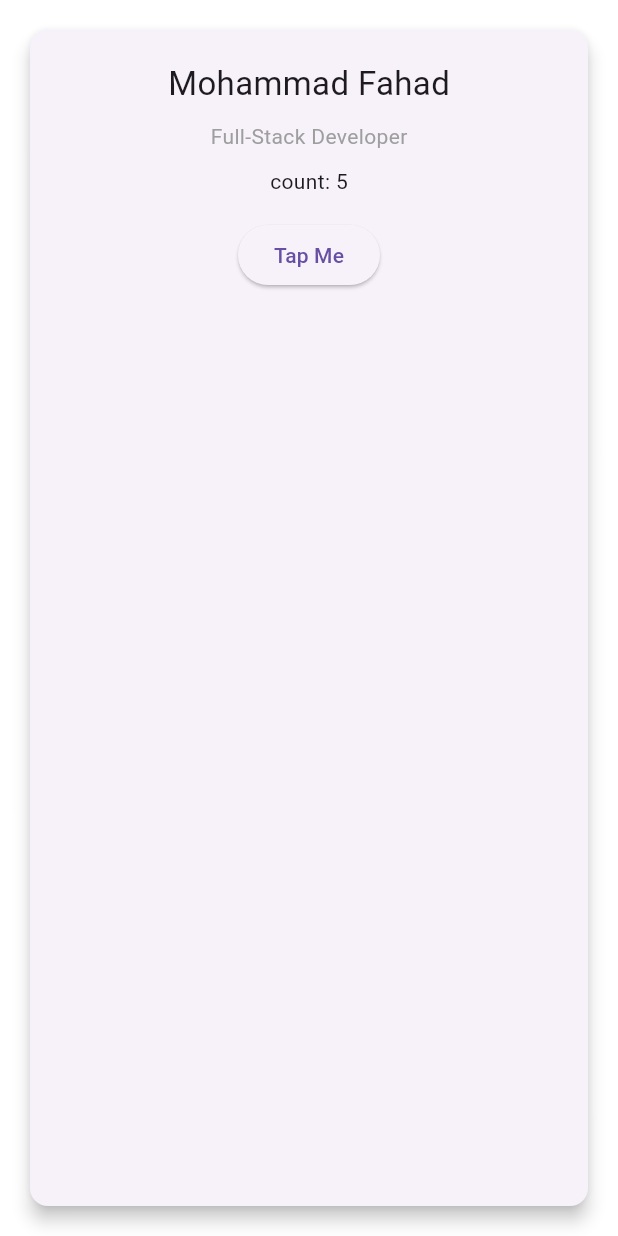
After one commit to SM-Fahad/MyApp_Flutter, a Flutter app: the HomePage screen opened directly, after a tap on "Go to CustomCard Page", on a phone screen of 412 x 824 dp. The commit adds this screen. Run offline on Flutter 3.47's test engine with Material 3 defaults, Android fonts, the phone set to English and light mode, and no system bars; our stand-ins replace fluttertoast, image_picker.

Commit message:
Added Features

```diff
--- /dev/null
+++ b/lib/paramtest.dart
@@ -0,0 +1,50 @@
+import 'package:flutter/material.dart';
+
+class CustomCard extends StatelessWidget {
+  final String title;
+  final String? subtitle;
+  final int count;
+  final Function(String)? onTapmessage;
+
+  const CustomCard({
+    super.key,
+    required this.title,
+    this.subtitle,
+    this.count = 0,
+    this.onTapmessage,
+  });
+
+  @override
+  Widget build(BuildContext context) {
+    return Card(
+      elevation: 5,
+      margin: const EdgeInsets.all(20),
+      child: Padding(
+        padding: const EdgeInsets.all(20),
+        child: Column(
+          mainAxisSize: MainAxisSize.min,
+          children: [
+            Text(title, style: const TextStyle(fontSize: 22)),
+
+            if (subtitle != null) ...[
+              const SizedBox(height: 10),
+              Text(subtitle!, style: const TextStyle(color: Colors.grey)),
+              const SizedBox(height: 10),
+              Text("count: $count"),
+              const SizedBox(height: 15),
+
+              ElevatedButton(
+                onPressed: () {
+                  if (onTapmessage != null) {
+                    onTapmessage!("Button clicked!");
+                  }
+                },
+                child: const Text("Tap Me"),
+              ),
+            ],
+          ],
+        ),
+      ),
+    );
+  }
+}
--- a/lib/rout.dart
+++ b/lib/rout.dart
@@ -1,4 +1,5 @@
 import 'package:flutter/material.dart';
+import 'package:my_app/paramtest.dart';
 
 void main() {
   runApp(MyRoutingApp());
@@ -23,6 +24,10 @@ class MyRoutingApp extends StatelessWidget {
 
 // ---------------- Home Page ----------------
 class HomePage extends StatelessWidget {
+  void handleMessage(String msg) {
+    debugPrint("Callback Received: $msg");
+  }
+
   @override
   Widget build(BuildContext context) {
     return Scaffold(
@@ -31,7 +36,6 @@ class HomePage extends StatelessWidget {
         child: Column(
           mainAxisSize: MainAxisSize.min,
           children: [
-
             // 1. Named Route (pushNamed)
             ElevatedButton(
               onPressed: () {
@@ -47,12 +51,31 @@ class HomePage extends StatelessWidget {
               onPressed: () {
                 Navigator.push(
                   context,
-                  MaterialPageRoute(builder: (_) => ProfilePage()),
+                  MaterialPageRoute(builder: (context) => ProfilePage()),
                 );
               },
               child: Text("Go to Profile Page"),
             ),
 
+            SizedBox(height: 20),
+
+            // 3. Route with parameter()
+            ElevatedButton(
+              onPressed: () {
+                Navigator.push(
+                  context,
+                  MaterialPageRoute(
+                    builder: (context) => CustomCard(
+                      title: "Mohammad Fahad",
+                      subtitle: "Full-Stack Developer",
+                      count: 5,
+                      onTapmessage: handleMessage,
+                    ),
+                  ),
+                );
+              },
+              child: Text("Go to CustomCard Page"),
+            ),
           ],
         ),
       ),
@@ -65,9 +88,7 @@ class AboutPage extends StatelessWidget {
   @override
   Widget build(BuildContext context) {
     return Scaffold(
-      appBar: AppBar(
-        title: Text("About Page"),
-      ),
+      appBar: AppBar(title: Text("About Page")),
       body: Center(
         child: ElevatedButton(
           onPressed: () {
@@ -85,9 +106,7 @@ class ProfilePage extends StatelessWidget {
   @override
   Widget build(BuildContext context) {
     return Scaffold(
-      appBar: AppBar(
-        title: Text("Profile Page"),
-      ),
+      appBar: AppBar(title: Text("Profile Page")),
       body: Center(
         child: ElevatedButton(
           onPressed: () {
```
Also changed, not shown: lib/prac1.dart (+37 -2 lines).
